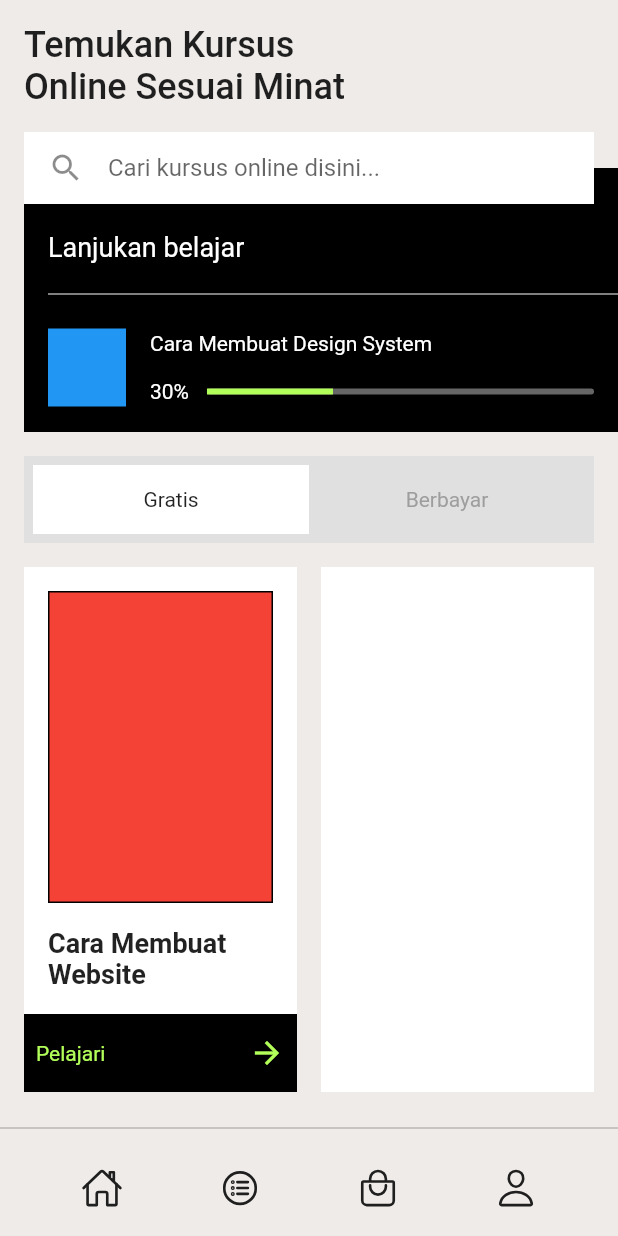
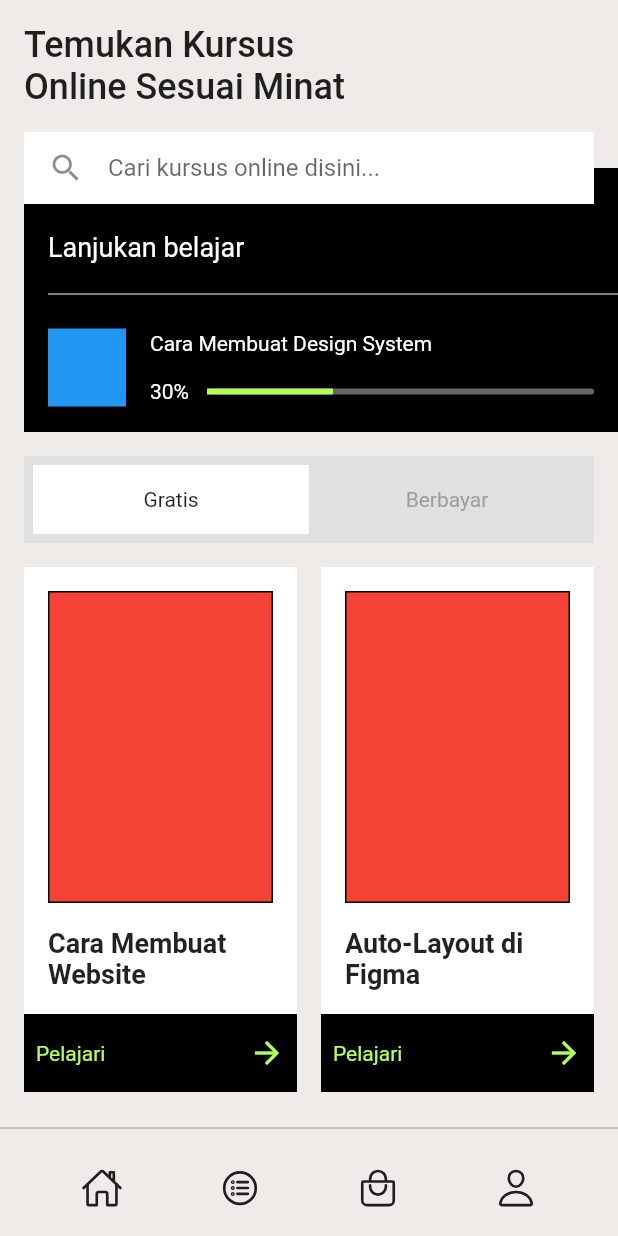
Before and after one commit to JAICHANGPARK/flutter_notebook_19th_story, a Flutter app: the screen it shows after launch, on a phone screen of 412 x 824 dp. Run offline on Flutter 3.47's test engine with Material 2 defaults, Android fonts, the phone set to English and light mode, and no system bars; our stand-ins replace bubble_tab_indicator, cached_network_image, countup, fl_chart, flutter_riverpod, freezed_annotation and 4 more.

Commit message:
Update e_course_home_page.dart

```diff
--- a/lib/ep1148_e_course_app/src/ui/e_course_home_page.dart
+++ b/lib/ep1148_e_course_app/src/ui/e_course_home_page.dart
@@ -281,6 +281,65 @@ class _ECourseHomePageState extends State<ECourseHomePage> {
                                   decoration: BoxDecoration(
                                     color: Colors.white,
                                   ),
+                                  child: Column(
+                                    mainAxisAlignment: MainAxisAlignment.spaceEvenly,
+                                    children: [
+                                      Expanded(
+                                        child: Padding(
+                                          padding: EdgeInsets.all(8),
+                                          child: Column(
+                                            children: [
+                                              Expanded(
+                                                child: Padding(
+                                                  padding: const EdgeInsets.all(8.0),
+                                                  child: Container(
+                                                    decoration: BoxDecoration(
+                                                      color: Colors.red,
+                                                      border: Border.all(
+                                                        color: Colors.black,
+                                                      ),
+                                                    ),
+                                                  ),
+                                                ),
+                                              ),
+                                              Padding(
+                                                padding: const EdgeInsets.all(8.0),
+                                                child: Text(
+                                                  "Auto-Layout di Figma",
+                                                  style: TextStyle(
+                                                    fontWeight: FontWeight.bold,
+                                                    fontSize: 18,
+                                                  ),
+                                                ),
+                                              )
+                                            ],
+                                          ),
+                                        ),
+                                      ),
+                                      Container(
+                                        height: 52,
+                                        decoration: BoxDecoration(
+                                          color: Colors.black,
+                                        ),
+                                        padding: EdgeInsets.symmetric(horizontal: 8),
+                                        child: Row(
+                                          mainAxisAlignment: MainAxisAlignment.spaceBetween,
+                                          children: [
+                                            Text(
+                                              "Pelajari",
+                                              style: TextStyle(
+                                                color: Colors.lightGreenAccent,
+                                              ),
+                                            ),
+                                            Icon(
+                                              Icons.arrow_forward,
+                                              color: Colors.lightGreenAccent,
+                                            )
+                                          ],
+                                        ),
+                                      )
+                                    ],
+                                  ),
                                 ),
                               ),
                             ],
```
